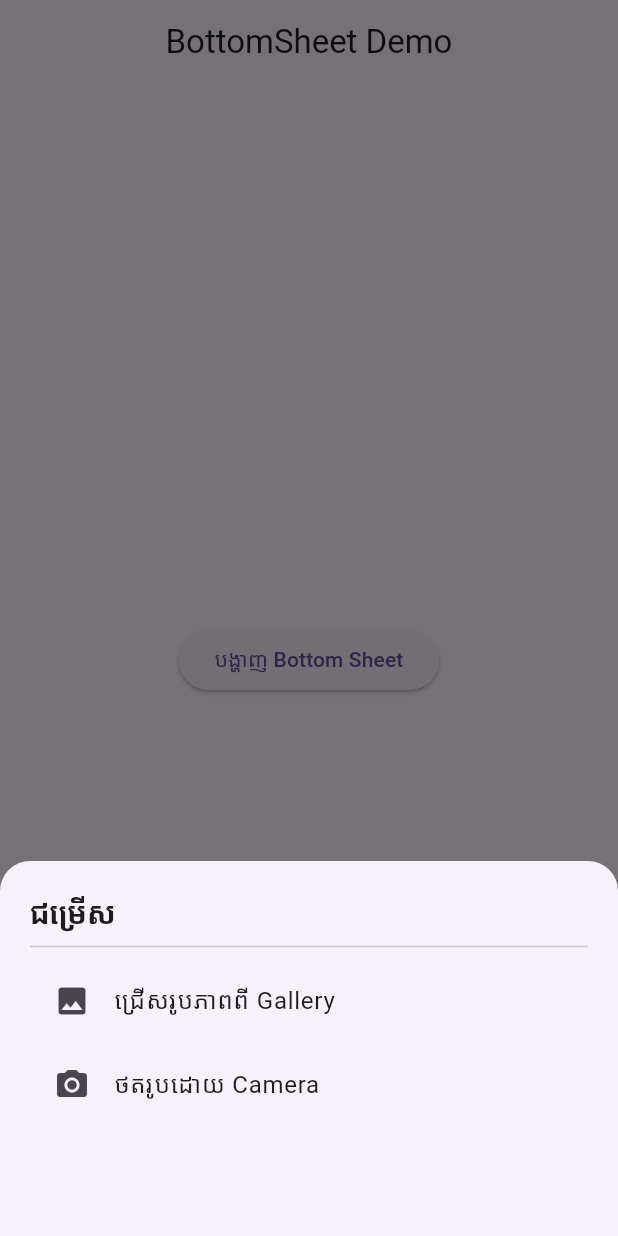
After one commit to pLAyME0037/study-O-code, a Flutter app: the BottomSheetDemoPage screen opened directly, after a tap on "បង្ហាញ Bottom Sheet", on a phone screen of 412 x 824 dp. The commit adds this screen. Run offline on Flutter 3.47's test engine with Material 3 defaults, Android fonts, the phone set to English and light mode, and no system bars; our stand-ins replace go_router, sqflite, sqflite_common_ffi; missing offline and left inert: dart:ffi; accounts and stored records are empty.

Commit message:
school exc +6 done

```diff
--- a/flutter_folder/my_app_1/lib/main.dart
+++ b/flutter_folder/my_app_1/lib/main.dart
@@ -3,6 +3,12 @@ import 'package:my_app_1/src/button_nav_demo.dart';
 import 'package:my_app_1/src/counter_app.dart';
 import 'package:my_app_1/src/event_app.dart';
 import 'package:my_app_1/src/multi_screen_app.dart';
+import 'package:my_app_1/src/views/alert_dialog.dart';
+import 'package:my_app_1/src/views/bottom_text.dart';
+import 'package:my_app_1/src/views/card_demo.dart';
+import 'package:my_app_1/src/views/list_title_demo.dart';
+import 'package:my_app_1/src/views/nested_screen.dart';
+import 'package:my_app_1/src/views/snack_bar_demo.dart';
 
 void main() {
     runApp(const MaterialApp(home: MainLauncher(),));
@@ -20,6 +26,12 @@ class MainLauncher extends StatelessWidget {
             _buildLauncherButton(context, 'Button Nav Demo', const BottomNavDemo()),
             _buildLauncherButton(context, 'Event App 1', const EventApp1()),
             _buildLauncherButton(context, 'Multi Screen App', const AppScreen()),
+            _buildLauncherButton(context, 'Nested Screen App', const NestedScreen()),
+            _buildLauncherButton(context, 'Bottom Text', const BottomText()),
+            _buildLauncherButton(context, 'Card Demo', const CardApp()),
+            _buildLauncherButton(context, 'Alert Dialog Demo', AlertDialogDemo()),
+            _buildLauncherButton(context, 'Snack Bar Demo', SnackBarDemo()),
+            _buildLauncherButton(context, 'List Tile Demo', ListTitleDemo()),
         ],),);
     }
 
--- /dev/null
+++ b/flutter_folder/my_app_1/lib/src/views/bottom_text.dart
@@ -0,0 +1,140 @@
+import 'package:flutter/material.dart';
+
+class BottomText extends StatelessWidget {
+  const BottomText({super.key});
+  @override
+  Widget build(BuildContext context) {
+    return MaterialApp(
+      title: 'BottomSheet Demo', // ចំណងជើង
+      theme: ThemeData(primarySwatch: Colors.blue), // Theme
+      home: BottomSheetDemoPage(), // ទៅកាន់ទំព័រដែលបង្ហាញ BottomSheet
+    );
+  }
+}
+
+// UI Page មាន Button ក៏បង្ហាញ BottomSheet
+class BottomSheetDemoPage extends StatelessWidget {
+  const BottomSheetDemoPage({super.key});
+  @override
+  Widget build(BuildContext context) {
+    return Scaffold(
+      appBar: AppBar(
+        title: Text('BottomSheet Demo'), // Title នៅ AppBar
+        centerTitle: true,
+      ),
+      body: Center(
+        child: ElevatedButton(
+          child: Text('បង្ហាញ Bottom Sheet'),
+          onPressed: () {
+            // បង្ហាញ BottomSheet ពេលចុច
+            showModalBottomSheet(
+              context: context,
+              shape: RoundedRectangleBorder(
+                borderRadius: BorderRadius.vertical(top: Radius.circular(20)), // បន្ថែម Corners
+              ),
+              builder: (context) {
+                return Container(
+                  padding: EdgeInsets.all(20), // Padding ខាងក្នុង
+                  height: 250, // កំណត់កម្ពស់
+                  child: Column(
+                    crossAxisAlignment: CrossAxisAlignment.start,
+                    children: [
+                      Text(
+                        'ជម្រើស',
+                        style: TextStyle(fontSize: 20, fontWeight: FontWeight.bold),
+                      ),
+                      Divider(),
+                      ListTile(
+                        leading: Icon(Icons.photo),
+                        title: Text('ជ្រើសរូបភាពពី Gallery'),
+                        onTap: () {
+                          Navigator.pop(context); // បិទ BottomSheet
+                        },
+                      ),
+                      ListTile(
+                        leading: Icon(Icons.camera_alt),
+                        title: Text('ថតរូបដោយ Camera'),
+                        onTap: () {
+                          Navigator.pop(context);
+                        },
+                      ),
+                    ],
+                  ),
+                );
+              },
+            );
+          },
+        ),
+      ),
+    );
+  }
+}
+class MyApp2 extends StatelessWidget {
+  const MyApp2({super.key});
+  @override
+  Widget build(BuildContext context) {
+    return MaterialApp(
+      title: 'BottomSheet Demo', // ចំណងជើង
+      theme: ThemeData(primarySwatch: Colors.blue), // Theme
+      home: BottomSheetDemoPage(), // ទៅកាន់ទំព័រដែលបង្ហាញ BottomSheet
+    );
+  }
+}
+
+// UI Page មាន Button ក៏បង្ហាញ BottomSheet
+class BottomSheetDemoPage2 extends StatelessWidget {
+  const BottomSheetDemoPage2({super.key});
+  @override
+  Widget build(BuildContext context) {
+    return Scaffold(
+      appBar: AppBar(
+        title: Text('BottomSheet Demo'), // Title នៅ AppBar
+        centerTitle: true,
+      ),
+      body: Center(
+        child: ElevatedButton(
+          child: Text('បង្ហាញ Bottom Sheet'),
+          onPressed: () {
+            // បង្ហាញ BottomSheet ពេលចុច
+            showModalBottomSheet(
+              context: context,
+              shape: RoundedRectangleBorder(
+                borderRadius: BorderRadius.vertical(top: Radius.circular(20)), // បន្ថែម Corners
+              ),
+              builder: (context) {
+                return Container(
+                  padding: EdgeInsets.all(20), // Padding ខាងក្នុង
+                  height: 250, // កំណត់កម្ពស់
+                  child: Column(
+                    crossAxisAlignment: CrossAxisAlignment.start,
+                    children: [
+                      Text(
+                        'ជម្រើស',
+                        style: TextStyle(fontSize: 20, fontWeight: FontWeight.bold),
+                      ),
+                      Divider(),
+                      ListTile(
+                        leading: Icon(Icons.photo),
+                        title: Text('ជ្រើសរូបភាពពី Gallery'),
+                        onTap: () {
+                          Navigator.pop(context); // បិទ BottomSheet
+                        },
+                      ),
+                      ListTile(
+                        leading: Icon(Icons.camera_alt),
+                        title: Text('ថតរូបដោយ Camera'),
+                        onTap: () {
+                          Navigator.pop(context);
+                        },
+                      ),
+                    ],
+                  ),
+                );
+              },
+            );
+          },
+        ),
+      ),
+    );
+  }
+}
```
Also changed, not shown: flutter_folder/my_app_1/lib/src/views/alert_dialog.dart (added, +63 -0 lines), flutter_folder/my_app_1/lib/src/views/card_demo.dart (added, +101 -0 lines), flutter_folder/my_app_1/lib/src/views/list_title_demo.dart (added, +61 -0 lines), flutter_folder/my_app_1/lib/src/views/nested_screen.dart (added, +185 -0 lines), flutter_folder/my_app_1/lib/src/views/snack_bar_demo.dart (added, +52 -0 lines).
